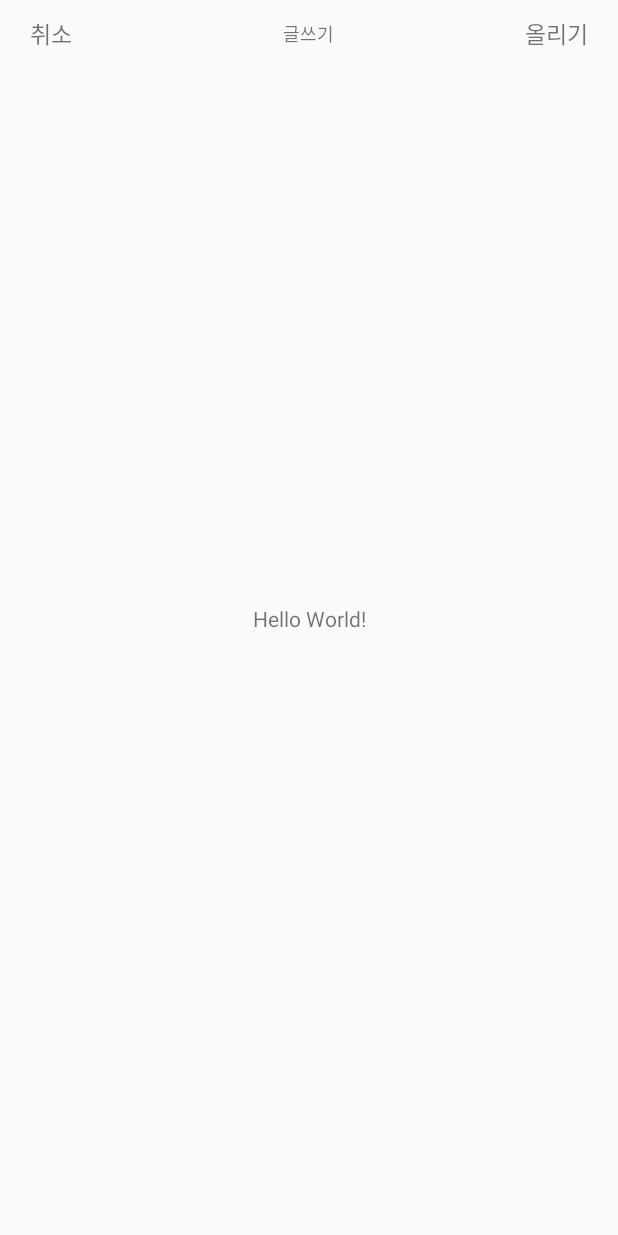
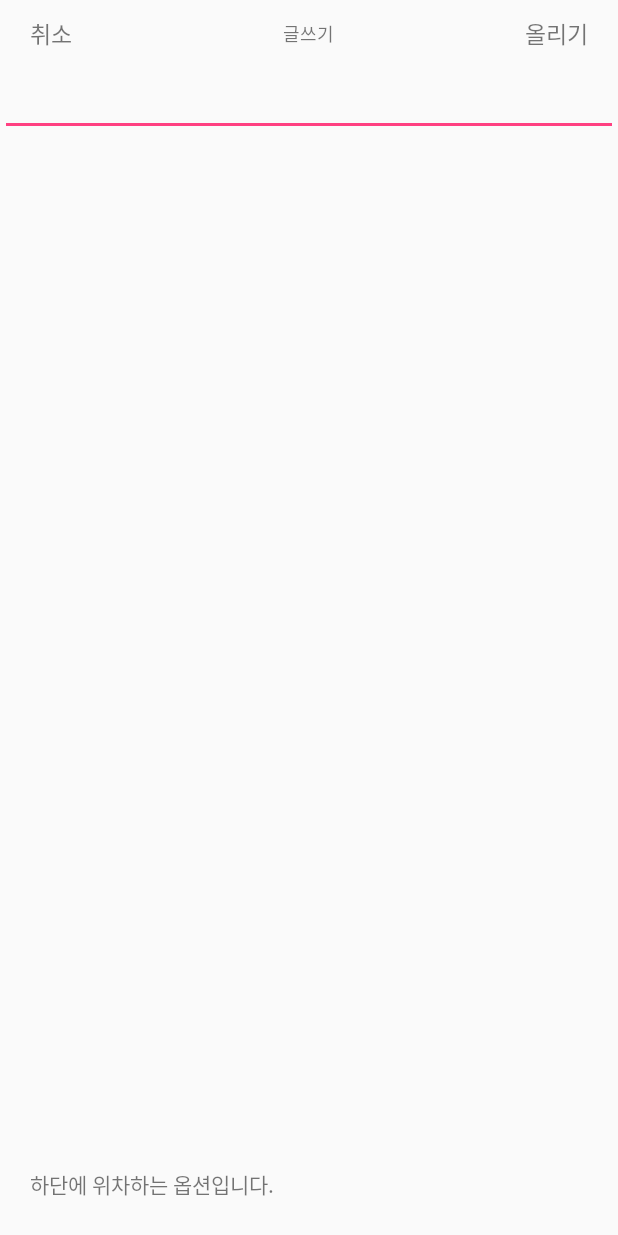
Before and after one commit to lowapple/PinEditor-android, an Android app: the screen it shows after launch (EditorActivity), on a phone screen of 412 x 824 dp. Before the commit the screen is almost empty. Run offline under Robolectric (Android 15) with nearby library versions, the phone set to English and light mode, and no system bars.

Commit message:
Editor bottom toolbar activity check

```diff
--- a/app/src/main/res/layout/activity_editor.xml
+++ b/app/src/main/res/layout/activity_editor.xml
@@ -6,15 +6,43 @@
     android:layout_height="match_parent"
     tools:context="com.plancatlog.pineditor.EditorActivity">
 
-    <include layout="@layout/editor_toolbar" />
-
-    <TextView
-        android:layout_width="wrap_content"
+    <include
+        android:id="@+id/include"
+        layout="@layout/editor_top_toolbar"
+        android:layout_width="0dp"
         android:layout_height="wrap_content"
-        android:text="Hello World!"
-        app:layout_constraintBottom_toBottomOf="parent"
         app:layout_constraintLeft_toLeftOf="parent"
         app:layout_constraintRight_toRightOf="parent"
         app:layout_constraintTop_toTopOf="parent" />
 
+    <RelativeLayout
+        android:layout_width="0dp"
+        android:layout_height="0dp"
+        android:layout_marginBottom="0dp"
+        android:layout_marginLeft="0dp"
+        android:layout_marginRight="0dp"
+        android:layout_marginTop="0dp"
+        app:layout_constraintBottom_toBottomOf="parent"
+        app:layout_constraintLeft_toLeftOf="@+id/include"
+        app:layout_constraintRight_toRightOf="parent"
+        app:layout_constraintTop_toBottomOf="@+id/include">
+
+        <EditText
+            android:layout_width="match_parent"
+            android:layout_height="wrap_content" />
+
+        <LinearLayout
+            android:id="@+id/linearLayout"
+            android:layout_width="match_parent"
+            android:layout_height="45dp"
+            android:layout_alignParentBottom="true"
+            android:layout_alignParentStart="true"
+            android:gravity="bottom">
+
+            <include
+                layout="@layout/editor_bottom_toolbar"
+                android:layout_width="match_parent"
+                android:layout_height="wrap_content" />
+        </LinearLayout>
+    </RelativeLayout>
 </android.support.constraint.ConstraintLayout>
--- a/app/src/main/res/layout/editor_bottom_toolbar.xml
+++ b/app/src/main/res/layout/editor_bottom_toolbar.xml
@@ -2,7 +2,9 @@
 <LinearLayout xmlns:android="http://schemas.android.com/apk/res/android"
     android:layout_width="match_parent"
     android:layout_height="wrap_content"
-    android:orientation="vertical">
+    android:orientation="vertical"
+    android:paddingRight="20dp"
+    android:paddingLeft="20dp">
 
     <RelativeLayout
         android:layout_width="match_parent"
@@ -11,6 +13,6 @@
         <TextView
             android:layout_width="match_parent"
             android:layout_height="match_parent"
-            android:text="하단에 위차하는 옵션입니다."/>
+            android:text="하단에 위차하는 옵션입니다." />
     </RelativeLayout>
 </LinearLayout>
```
Also changed, not shown: app/src/main/res/layout/editor_top_toolbar.xml (renamed from app/src/main/res/layout/editor_toolbar.xml).
